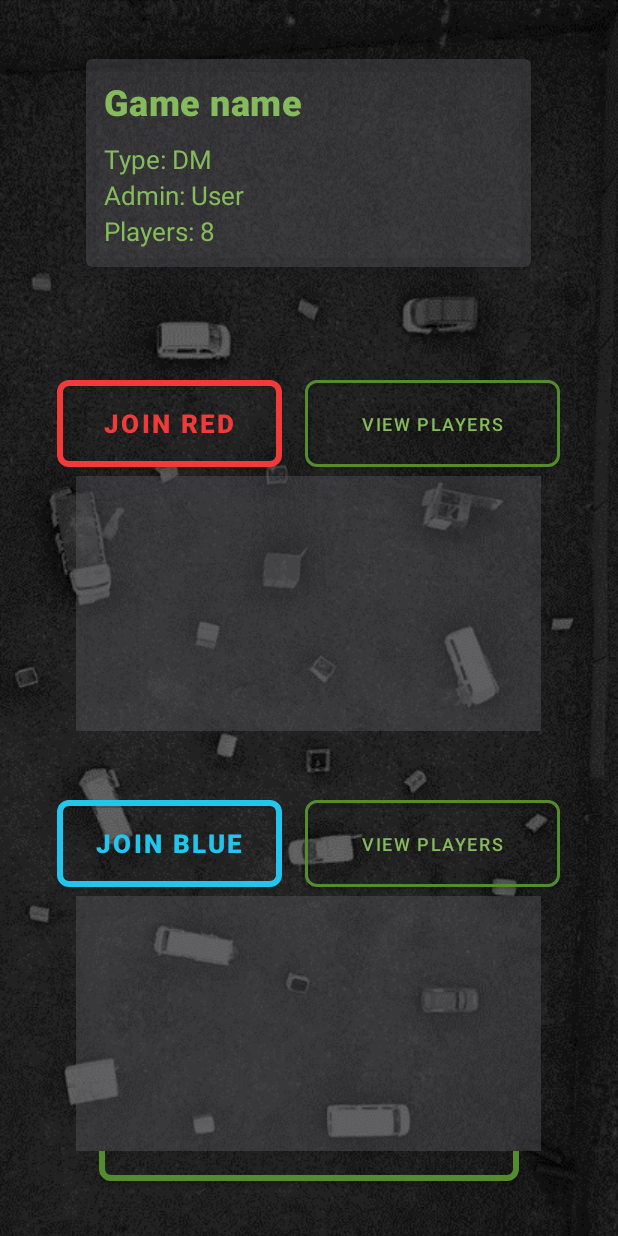
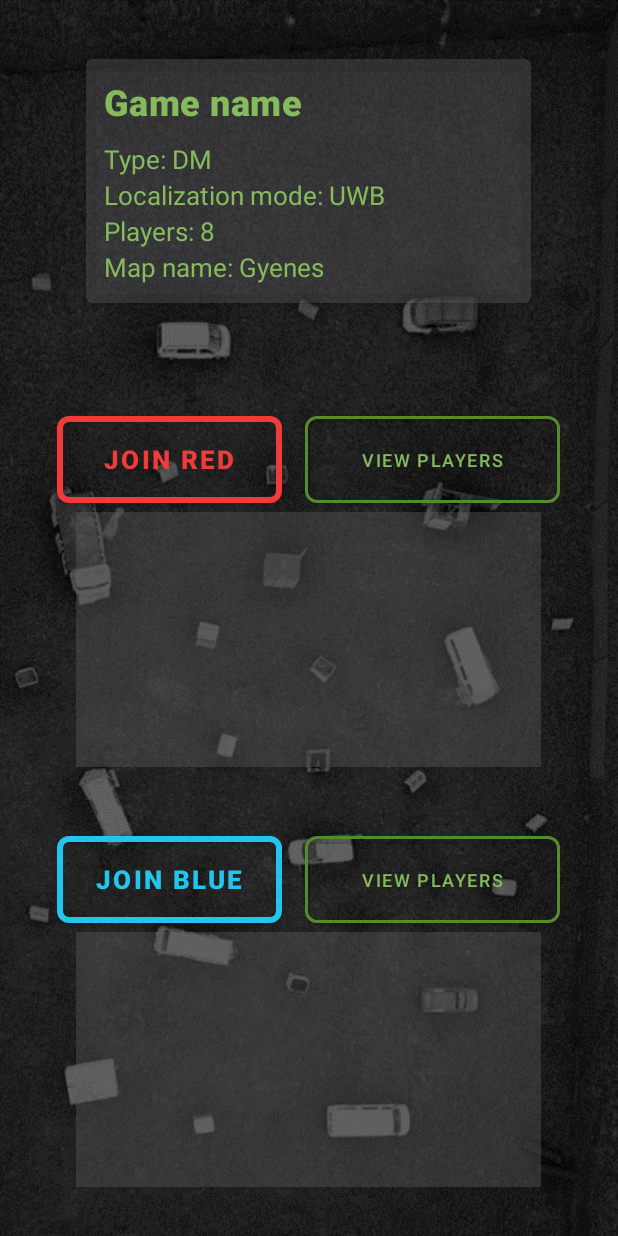
Before and after one commit to MDaniel96/paintball-admin-app, an Android app: the JoinGameActivity screen opened directly, with no data from a screen before it, on a phone screen of 412 x 824 dp. Run offline under Robolectric (Android 15) with nearby library versions, the phone set to English and light mode, and no system bars; libraries missing offline, so code that uses them is left out: org.eclipse.paho; plain views replace ExpansionHeader, ExpansionLayout, ExpansionsViewGroupLinearLayout; 4 statements that could not run were skipped.

Commit message:
Poll game state on join game screen #15

```diff
--- a/paintball-map-app/app/src/main/java/demo/app/paintball/activities/DashboardActivity.kt
+++ b/paintball-map-app/app/src/main/java/demo/app/paintball/activities/DashboardActivity.kt
@@ -61,10 +61,11 @@ class DashboardActivity : AppCompatActivity(), RestService.SuccessListener,
 
     override fun onJoinGame(selectedGameId: Long) {
         val intent = Intent(this, JoinGameActivity::class.java)
+        intent.putExtra("SELECTED_GAME_ID", selectedGameId)
         startActivity(intent)
     }
 
-    override fun getGameSuccess(response: Response<OldGame>) {
+    override fun onGetGame(game: Game) {
     }
 
     override fun onGetCreatedGames(games: List<Game>) {
--- a/paintball-map-app/app/src/main/java/demo/app/paintball/data/rest/GameApi.kt
+++ b/paintball-map-app/app/src/main/java/demo/app/paintball/data/rest/GameApi.kt
@@ -3,16 +3,12 @@ package demo.app.paintball.data.rest
 import demo.app.paintball.PaintballApplication.Companion.context
 import demo.app.paintball.R
 import demo.app.paintball.data.rest.models.Game
-import demo.app.paintball.data.rest.models.OldGame
 import demo.app.paintball.data.rest.models.Player
 import demo.app.paintball.data.rest.models.User
 import retrofit2.Call
 import retrofit2.Retrofit
 import retrofit2.converter.gson.GsonConverterFactory
-import retrofit2.http.Body
-import retrofit2.http.DELETE
-import retrofit2.http.GET
-import retrofit2.http.POST
+import retrofit2.http.*
 
 interface GameApi {
 
@@ -22,8 +18,8 @@ interface GameApi {
     @GET("/paintball-admin/api/user")
     fun getUsers(): Call<List<User>>
 
-    @GET("/api/game")
-    fun getGame(): Call<OldGame>
+    @GET("/paintball-admin/api/game/{gameId}")
+    fun getGame(@Path("gameId") gameId: Long): Call<Game>
 
     @DELETE("/api/game")
     fun deleteGame(): Call<Any>
--- a/paintball-map-app/app/src/main/java/demo/app/paintball/data/rest/RestService.kt
+++ b/paintball-map-app/app/src/main/java/demo/app/paintball/data/rest/RestService.kt
@@ -16,7 +16,7 @@ interface RestService {
 
     fun getUsers()
 
-    fun getGame()
+    fun getGame(gameId: Long)
 
     fun deleteGame()
 
@@ -25,7 +25,7 @@ interface RestService {
     fun addBluePlayer(player: Player)
 
     interface SuccessListener {
-        fun getGameSuccess(response: Response<OldGame>)
+        fun onGetGame(game: Game)
         fun onGetCreatedGames(games: List<Game>)
         fun onGetUsers(users: List<User>)
         fun addRedPlayerSuccess()
--- a/paintball-map-app/app/src/main/java/demo/app/paintball/data/rest/RestServiceImpl.kt
+++ b/paintball-map-app/app/src/main/java/demo/app/paintball/data/rest/RestServiceImpl.kt
@@ -1,7 +1,6 @@
 package demo.app.paintball.data.rest
 
 import demo.app.paintball.data.rest.models.Game
-import demo.app.paintball.data.rest.models.OldGame
 import demo.app.paintball.data.rest.models.Player
 import demo.app.paintball.data.rest.models.User
 import demo.app.paintball.util.toast
@@ -44,13 +43,13 @@ class RestServiceImpl @Inject constructor() : RestService {
         })
     }
 
-    override fun getGame() {
-        gameApi.getGame().enqueue(object : Callback<OldGame> {
-            override fun onResponse(call: Call<OldGame>, response: Response<OldGame>) {
-                listener.getGameSuccess(response)
+    override fun getGame(gameId: Long) {
+        gameApi.getGame(gameId).enqueue(object : Callback<Game> {
+            override fun onResponse(call: Call<Game>, response: Response<Game>) {
+                listener.onGetGame(response.body())
             }
 
-            override fun onFailure(call: Call<OldGame>, t: Throwable) {
+            override fun onFailure(call: Call<Game>, t: Throwable) {
                 errorListener.handleError(t)
             }
         })
--- a/paintball-map-app/app/src/main/java/demo/app/paintball/data/rest/models/Game.kt
+++ b/paintball-map-app/app/src/main/java/demo/app/paintball/data/rest/models/Game.kt
@@ -12,6 +12,9 @@ class Game(
     var map: Map? = null
 ) {
 
+    val playerCount: Int
+        get() = redPlayers.size + bluePlayers.size
+
     enum class State(val value: String) {
         CREATED("CREATED"),
         STARTED("STARTED"),
--- a/paintball-map-app/app/src/main/java/demo/app/paintball/fragments/dialogs/JoinGameFragment.kt
+++ b/paintball-map-app/app/src/main/java/demo/app/paintball/fragments/dialogs/JoinGameFragment.kt
@@ -75,7 +75,7 @@ class JoinGameFragment : DialogFragment(), RestService.SuccessListener {
         }
     }
 
-    override fun getGameSuccess(response: Response<OldGame>) {
+    override fun onGetGame(game: Game) {
     }
 
     override fun onGetCreatedGames(games: List<Game>) {
--- a/paintball-map-app/app/src/main/res/layout/activity_join_game.xml
+++ b/paintball-map-app/app/src/main/res/layout/activity_join_game.xml
@@ -38,14 +38,19 @@
                 android:text="@string/type_dm" />
 
             <TextView
-                android:id="@+id/tvGameAdmin"
+                android:id="@+id/tvLocalizationMode"
                 style="@style/tvGameInfo"
-                android:text="@string/admin_user" />
+                android:text="@string/localization_mode_UWB" />
 
             <TextView
                 android:id="@+id/tvGamePlayerCnt"
                 style="@style/tvGameInfo"
                 android:text="@string/players_8" />
+
+            <TextView
+                android:id="@+id/tvMapName"
+                style="@style/tvGameInfo"
+                android:text="@string/map_name_gyenes" />
 
         </LinearLayout>
 
@@ -161,7 +166,7 @@
             style="@style/button"
             android:layout_gravity="bottom"
             android:layout_marginBottom="15dp"
-            android:text="@string/start_game" />
+            android:text="@string/waiting_for_admin" />
 
     </LinearLayout>
 
--- a/paintball-map-app/app/src/main/res/values/strings.xml
+++ b/paintball-map-app/app/src/main/res/values/strings.xml
@@ -9,7 +9,6 @@
     <string name="join_red">Join red</string>
     <string name="view_players">View players</string>
     <string name="join_blue">Join blue</string>
-    <string name="start_game">Start game</string>
     <string name="refresh">refresh</string>
     <string name="enter_the_game_name">Enter the game name</string>
     <string name="game_name">Game name</string>
@@ -19,9 +18,10 @@
     <string name="create">Create</string>
     <string name="fill_out">Please fill out this part</string>
     <string name="username_not_found">Username not found</string>
-    <string name="waiting_for_admin">Waiting for admin</string>
+    <string name="waiting_for_admin">Waiting for admin to start game</string>
     <string name="type_is">Type: %1$s</string>
-    <string name="admin_is">Admin: %1$s</string>
+    <string name="localization_mode_is">Localization mode: %1$s</string>
+    <string name="map_name_is">Map name: %1$s</string>
     <string name="player_cnt">Players: %1$d</string>
     <string name="view_players_">View players (%1$d)</string>
     <string name="joined_blue">Joined blue</string>
@@ -44,8 +44,9 @@
     <string name="remaining_players">%1$d/%2$d</string>
     <string name="player_left_the_game">%1$s left the game</string>
     <string name="type_dm">Type: DM</string>
-    <string name="admin_user">Admin: User</string>
+    <string name="localization_mode_UWB">Localization mode: UWB</string>
     <string name="players_8">Players: 8</string>
+    <string name="map_name_gyenes">Map name: Gyenes</string>
     <string name="enter_your_password">Enter your password</string>
     <string name="your_password">Your password</string>
     <string name="select_game_to_join">Select game to join</string>
```
Also changed, not shown: paintball-map-app/app/src/main/java/demo/app/paintball/activities/JoinGameActivity.kt (+35 -64 lines), paintball-map-app/app/src/main/java/demo/app/paintball/activities/MapActivity.kt (+5 -5 lines).
